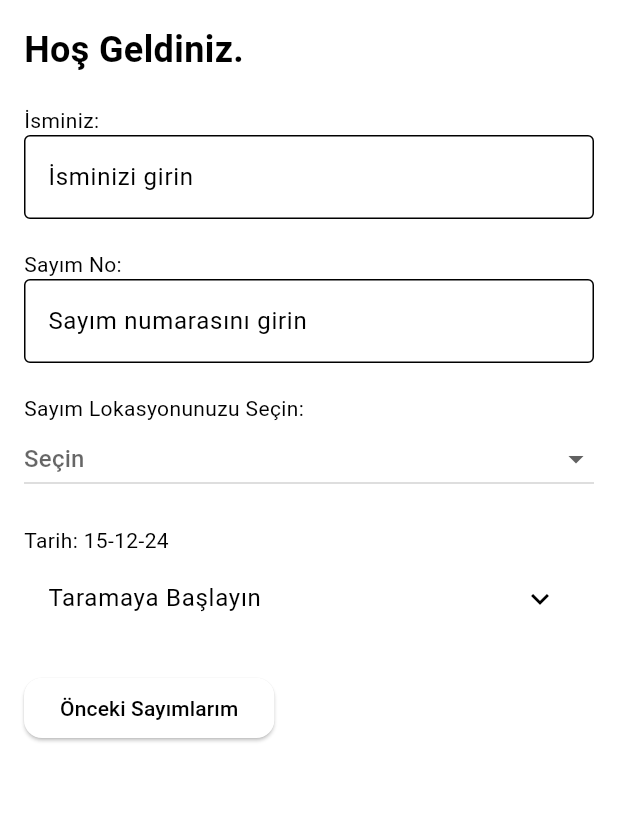
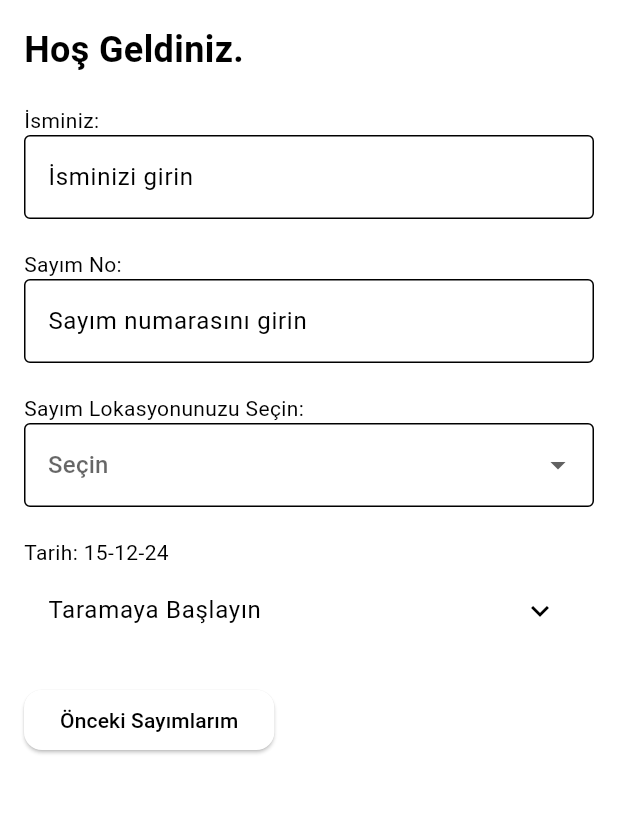
Before and after one commit to sarpsnbl/fa_reporter, a Flutter app: the screen it shows after launch, on a phone screen of 412 x 824 dp, the part 84-898 px from its top. Run offline on Flutter 3.47's test engine with Material 3 defaults, Android fonts, the phone set to English and light mode, and no system bars; our stand-ins replace camera, image_picker, share_plus; missing offline and left inert: excel, google_mlkit_commons, google_mlkit_text_recognition; statements that could not run were skipped.

Commit message:
login screen updates

```diff
--- a/lib/widgets/entry_screen/first_screen.dart
+++ b/lib/widgets/entry_screen/first_screen.dart
@@ -1,18 +1,15 @@
-// ignore_for_file: prefer_const_constructors
-
 import 'dart:io';
 
 import 'package:fa_reporter/main.dart';
 import 'package:fa_reporter/utils/user_getset.dart';
 import 'package:fa_reporter/widgets/data_entry/previous_data_view.dart';
 import 'package:fa_reporter/widgets/ocr/text_detector_view.dart';
-import 'package:flutter/material.dart'; // Import the PreviousDataView class
+import 'package:flutter/material.dart';
 
 class FirstScreen extends StatefulWidget {
   const FirstScreen({super.key});
 
   @override
-  // ignore: library_private_types_in_public_api
   _FirstScreenState createState() => _FirstScreenState();
 }
 
@@ -20,21 +17,50 @@ class _FirstScreenState extends State<FirstScreen> {
   final TextEditingController nameController = TextEditingController();
   final TextEditingController inventoryNumberController =
       TextEditingController();
-  String? selectedLocation; // Variable to hold the selected dropdown value
+  String? selectedLocation;
+
+
+  bool isNameEmpty = false;
+  bool isInventoryEmpty = false;
+  bool isLocationEmpty = false;
+
+  void validateForm() {
+    setState(() {
+      isNameEmpty = nameController.text.isEmpty;
+      isInventoryEmpty = inventoryNumberController.text.isEmpty;
+      isLocationEmpty = selectedLocation == null;
+    });
+
+
+    if (isNameEmpty || isInventoryEmpty || isLocationEmpty) {
+      return;
+    }
+
+    // Tüm alanlar doluysa, devam et
+    if (Platform.isAndroid) {
+      Navigator.push(
+        context,
+        MaterialPageRoute(
+          builder: (context) => TextRecognizerView(),
+        ),
+      );
+    }
+  }
 
   @override
   Widget build(BuildContext context) {
     return Scaffold(
-    resizeToAvoidBottomInset: true, // Allow resizing of the screen
+      resizeToAvoidBottomInset: true,
       appBar: AppBar(
-      title: Text("KanSay Rapor" // make the text bold and centered
-        ,style: TextStyle(
+        title: Text(
+          "KanSay Rapor",
+          style: TextStyle(
             fontWeight: FontWeight.bold,
           ),
         ),
         centerTitle: true,
       ),
-    body: SingleChildScrollView( // Add SingleChildScrollView here
+      body: SingleChildScrollView(
         child: Padding(
           padding: const EdgeInsets.all(16.0),
           child: Column(
@@ -44,31 +70,50 @@ Widget build(BuildContext context) {
                 "Hoş Geldiniz.",
                 style: TextStyle(fontSize: 24, fontWeight: FontWeight.bold),
               ),
-            SizedBox(height: 20), // Spacer
+              SizedBox(height: 20),
               Text("İsminiz:"),
               TextField(
                 controller: nameController,
                 decoration: InputDecoration(
                   border: OutlineInputBorder(),
                   hintText: "İsminizi girin",
+                  errorText: isNameEmpty ? "Lütfen isminizi giriniz!" : null,
                 ),
-              onChanged: (value) => setUserName(value),
+                onChanged: (value) {
+                  setState(() {
+                    isNameEmpty = value.isEmpty;
+                  });
+                  setUserName(value);
+                },
               ),
-            SizedBox(height: 20), // Spacer
+              SizedBox(height: 20),
               Text("Sayım No:"),
               TextField(
                 controller: inventoryNumberController,
                 decoration: InputDecoration(
                   border: OutlineInputBorder(),
                   hintText: "Sayım numarasını girin",
+                  errorText: isInventoryEmpty
+                      ? "Lütfen sayım numarasını giriniz!"
+                      : null,
                 ),
-              keyboardType: TextInputType.number, // Numeric keyboard for numbers
-              onChanged: (value) => setTollNumber(value),
+                keyboardType: TextInputType.number,
+                onChanged: (value) {
+                  setState(() {
+                    isInventoryEmpty = value.isEmpty;
+                  });
+                  setTollNumber(value);
+                },
               ),
-            SizedBox(height: 20), // Spacer
+              SizedBox(height: 20),
               Text("Sayım Lokasyonunuzu Seçin:"),
-            DropdownButton<String>(
+              DropdownButtonFormField<String>(
                 value: selectedLocation,
+                decoration: InputDecoration(
+                  border: OutlineInputBorder(),
+                  errorText:
+                      isLocationEmpty ? "Lütfen bir lokasyon seçiniz!" : null,
+                ),
                 hint: Text("Seçin"),
                 isExpanded: true,
                 items: <String>[
@@ -84,29 +129,40 @@ Widget build(BuildContext context) {
                 }).toList(),
                 onChanged: (String? newValue) {
                   setState(() {
-                  selectedLocation = newValue; // Update selected location
+                    selectedLocation = newValue;
+                    isLocationEmpty = newValue == null;
+                  });
                   setUserLocation(selectedLocation);
-                });
                 },
               ),
-            SizedBox(height: 20), // Spacer
+              SizedBox(height: 20),
               Text("Tarih: ${getUserCurrentDate()}"),
               ExpansionTile(
-              title: const Text('Taramaya Başlayın',),
+                title: const Text(
+                  'Taramaya Başlayın',
+                ),
                 children: [
-                if (Platform.isAndroid)
-                  CustomCard(
-                      'Nesne Numarası Tarama', TextRecognizerView()),
+                  ElevatedButton(
+                    onPressed: validateForm,
+                    child: const Text("Kamera ile Tarama"),
+                  ),
                 ],
               ),
-            const SizedBox(height: 20), // Spacer before the button
+              const SizedBox(height: 20),
               ElevatedButton(
                 onPressed: () {
+                  if (nameController.text.isEmpty ||
+                      inventoryNumberController.text.isEmpty ||
+                      selectedLocation == null) {
+                    validateForm();
+                  } else {
                     Navigator.push(
                       context,
                       MaterialPageRoute(
-                      builder: (context) => PreviousDataView()),
+                        builder: (context) => PreviousDataView(),
+                      ),
                     );
+                  }
                 },
                 child: const Text('Önceki Sayımlarım'),
               ),
```
Lines whose indentation alone changed are shown as unchanged.
